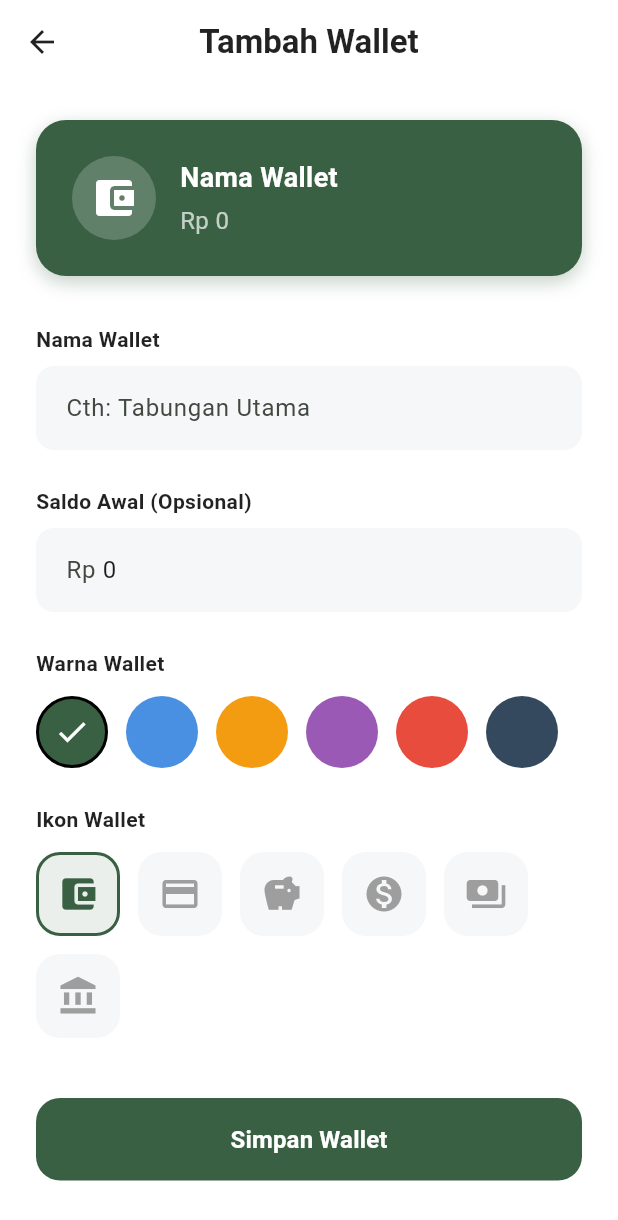
After one commit to ziinset/finara, a Flutter app: the WalletView screen opened by its route, after a tap on "Tambah Wallet", on a phone screen of 412 x 824 dp. The commit adds this screen. Shown: the top 1220 px of the screen. Run offline on Flutter 3.47's test engine with Material 3 defaults, Android fonts, the phone set to English and light mode, and no system bars; our stand-ins replace fl_chart, flutter_svg, get.

Commit message:
add wallet page

```diff
--- /dev/null
+++ b/lib/app/data/models/wallet_model.dart
@@ -0,0 +1,37 @@
+import 'package:flutter/material.dart';
+
+class WalletModel {
+  final String id;
+  final String name;
+  final IconData icon;
+  final Color color;
+  final double balance;
+  final bool isActive;
+
+  WalletModel({
+    required this.id,
+    required this.name,
+    required this.icon,
+    required this.color,
+    required this.balance,
+    this.isActive = false,
+  });
+
+  WalletModel copyWith({
+    String? id,
+    String? name,
+    IconData? icon,
+    Color? color,
+    double? balance,
+    bool? isActive,
+  }) {
+    return WalletModel(
+      id: id ?? this.id,
+      name: name ?? this.name,
+      icon: icon ?? this.icon,
+      color: color ?? this.color,
+      balance: balance ?? this.balance,
+      isActive: isActive ?? this.isActive,
+    );
+  }
+}
--- a/lib/app/modules/home/controllers/home_controller.dart
+++ b/lib/app/modules/home/controllers/home_controller.dart
@@ -1,5 +1,6 @@
 import 'dart:math';
 import 'package:get/get.dart';
+import 'package:finara/app/data/models/wallet_model.dart';
 
 class HomeController extends GetxController {
   var currentIndex = 0.obs;
@@ -8,9 +9,25 @@ class HomeController extends GetxController {
   // Dashboard Reactive States
   var isLoading = false.obs;
   var selectedPeriod = 'Bulan Ini'.obs;
-  var selectedWallet = 'Main account'.obs;
+
+  // Wallet state
+  var selectedWalletName = 'Main account'.obs;
+  var activeWalletBalance = 114050000.0.obs;
+
+  void updateActiveWallet(WalletModel wallet) {
+    selectedWalletName.value = wallet.name;
+    activeWalletBalance.value = wallet.balance;
+
+    // In a real app, we would fetch transaction data for this specific wallet here.
+    // For now, we update the balance in the mock data.
+    if (periodData[selectedPeriod.value] != null) {
+       periodData[selectedPeriod.value]!['balance'] = wallet.balance;
+    }
+  }
+
   var isCardExpanded = true.obs;
   var activeQuoteIndex = 0.obs;
+
 
   final List<String> quotes = [
     "Amankan masa depanmu! Setiap rupiah yang kamu sisihkan hari ini adalah batu bata untuk ketenangan hidupmu esok hari.",
--- a/lib/app/modules/home/views/home_dashboard_view.dart
+++ b/lib/app/modules/home/views/home_dashboard_view.dart
@@ -251,7 +251,7 @@ class _HomeDashboardViewBodyState extends State<_HomeDashboardViewBody> {
                     // Main account row
                     Padding(
                       padding: const EdgeInsets.only(top: 0),
-                      child: Text('Main account', style: TextStyle(color: Colors.white.withOpacity(0.8), fontSize: 16, fontWeight: FontWeight.w600)),
+                      child: Obx(() => Text(controller.selectedWalletName.value, style: TextStyle(color: Colors.white.withOpacity(0.8), fontSize: 16, fontWeight: FontWeight.w600))),
                     ),
                     const SizedBox(height: 8),
                     Text(
@@ -317,6 +317,8 @@ class _HomeDashboardViewBodyState extends State<_HomeDashboardViewBody> {
                     Row(
                       children: [
                         Expanded(
+                          child: GestureDetector(
+                            onTap: () => Get.toNamed('/wallet'),
                             child: Container(
                               padding: const EdgeInsets.symmetric(vertical: 13),
                               decoration: BoxDecoration(
@@ -333,8 +335,11 @@ class _HomeDashboardViewBodyState extends State<_HomeDashboardViewBody> {
                               ),
                             ),
                           ),
+                        ),
                         const SizedBox(width: 12),
                         Expanded(
+                          child: GestureDetector(
+                            onTap: () => Get.toNamed('/wallet'),
                             child: Container(
                               padding: const EdgeInsets.symmetric(vertical: 13),
                               decoration: BoxDecoration(
@@ -348,6 +353,7 @@ class _HomeDashboardViewBodyState extends State<_HomeDashboardViewBody> {
                                   SizedBox(width: 8),
                                   Text('Wallet', style: TextStyle(color: Colors.white, fontWeight: FontWeight.bold)),
                                 ],
+                              ),
                             ),
                           ),
                         ),
--- /dev/null
+++ b/lib/app/modules/wallet/bindings/wallet_binding.dart
@@ -0,0 +1,12 @@
+import 'package:get/get.dart';
+
+import '../controllers/wallet_controller.dart';
+
+class WalletBinding extends Bindings {
+  @override
+  void dependencies() {
+    // WalletController is already registered as permanent in main.dart.
+    // We just find it here to avoid creating a duplicate instance.
+    Get.find<WalletController>();
+  }
+}
--- /dev/null
+++ b/lib/app/modules/wallet/views/create_wallet_view.dart
@@ -0,0 +1,255 @@
+import 'package:flutter/material.dart';
+import 'package:get/get.dart';
+import 'package:uuid/uuid.dart';
+import 'package:finara/app/data/models/wallet_model.dart';
+import 'package:finara/app/modules/wallet/controllers/wallet_controller.dart';
+
+class CreateWalletView extends StatefulWidget {
+  const CreateWalletView({super.key});
+
+  @override
+  State<CreateWalletView> createState() => _CreateWalletViewState();
+}
+
+class _CreateWalletViewState extends State<CreateWalletView> {
+  final _formKey = GlobalKey<FormState>();
+  final _nameController = TextEditingController();
+  final _balanceController = TextEditingController(text: '0');
+
+  Color _selectedColor = const Color(0xFF3A6043); // Default green
+  IconData _selectedIcon = Icons.account_balance_wallet;
+
+  final List<Color> _availableColors = [
+    const Color(0xFF3A6043), // Primary Green
+    const Color(0xFF4A90E2), // Blue
+    const Color(0xFFF39C12), // Orange
+    const Color(0xFF9B59B6), // Purple
+    const Color(0xFFE74C3C), // Red
+    const Color(0xFF34495E), // Dark Navy
+  ];
+
+  final List<IconData> _availableIcons = [
+    Icons.account_balance_wallet,
+    Icons.credit_card,
+    Icons.savings,
+    Icons.monetization_on,
+    Icons.payments,
+    Icons.account_balance,
+  ];
+
+  @override
+  void dispose() {
+    _nameController.dispose();
+    _balanceController.dispose();
+    super.dispose();
+  }
+
+  void _saveWallet() {
+    if (_formKey.currentState!.validate()) {
+      final double balance = double.tryParse(_balanceController.text.replaceAll('.', '')) ?? 0.0;
+
+      final newWallet = WalletModel(
+        id: const Uuid().v4(),
+        name: _nameController.text,
+        icon: _selectedIcon,
+        color: _selectedColor,
+        balance: balance,
+        isActive: false, // Default to false
+      );
+
+      final walletController = Get.find<WalletController>();
+      final success = walletController.addWallet(newWallet);
+
+      if (success) {
+        Get.back();
+        Get.snackbar(
+          'Sukses',
+          'Wallet berhasil ditambahkan',
+          backgroundColor: Colors.green,
+          colorText: Colors.white,
+          snackPosition: SnackPosition.BOTTOM,
+          margin: const EdgeInsets.all(16),
+        );
+      }
+    }
+  }
+
+  @override
+  Widget build(BuildContext context) {
+    return Scaffold(
+      backgroundColor: Colors.white,
+      appBar: AppBar(
+        title: const Text('Tambah Wallet', style: TextStyle(fontWeight: FontWeight.bold, color: Colors.black87)),
+        centerTitle: true,
+        backgroundColor: Colors.white,
+        elevation: 0,
+        iconTheme: const IconThemeData(color: Colors.black87),
+      ),
+      body: Form(
+        key: _formKey,
+        child: ListView(
+          padding: const EdgeInsets.all(24),
+          children: [
+            // Preview Card
+            Container(
+              padding: const EdgeInsets.all(24),
+              decoration: BoxDecoration(
+                color: _selectedColor,
+                borderRadius: BorderRadius.circular(20),
+                boxShadow: [
+                  BoxShadow(
+                    color: _selectedColor.withValues(alpha: 0.3),
+                    blurRadius: 10,
+                    offset: const Offset(0, 4),
+                  ),
+                ],
+              ),
+              child: Row(
+                children: [
+                  Container(
+                    padding: const EdgeInsets.all(12),
+                    decoration: BoxDecoration(
+                      color: Colors.white.withValues(alpha: 0.2),
+                      shape: BoxShape.circle,
+                    ),
+                    child: Icon(_selectedIcon, color: Colors.white, size: 32),
+                  ),
+                  const SizedBox(width: 16),
+                  Expanded(
+                    child: Column(
+                      crossAxisAlignment: CrossAxisAlignment.start,
+                      children: [
+                        Text(
+                          _nameController.text.isEmpty ? 'Nama Wallet' : _nameController.text,
+                          style: const TextStyle(color: Colors.white, fontSize: 18, fontWeight: FontWeight.bold),
+                        ),
+                        const SizedBox(height: 4),
+                        Text(
+                          'Rp ${_balanceController.text.isEmpty ? '0' : _balanceController.text}',
+                          style: const TextStyle(color: Colors.white70, fontSize: 16),
+                        ),
+                      ],
+                    ),
+                  ),
+                ],
+              ),
+            ),
+            const SizedBox(height: 32),
+
+            // Nama Wallet
+            const Text('Nama Wallet', style: TextStyle(fontWeight: FontWeight.bold, fontSize: 14, color: Colors.black87)),
+            const SizedBox(height: 8),
+            TextFormField(
+              controller: _nameController,
+              decoration: InputDecoration(
+                hintText: 'Cth: Tabungan Utama',
+                filled: true,
+                fillColor: const Color(0xFFF5F7F9),
+                border: OutlineInputBorder(borderRadius: BorderRadius.circular(12), borderSide: BorderSide.none),
+                contentPadding: const EdgeInsets.symmetric(horizontal: 16, vertical: 16),
+              ),
+              onChanged: (_) => setState(() {}),
+              validator: (value) {
+                if (value == null || value.trim().isEmpty) return 'Nama wallet tidak boleh kosong';
+                return null;
+              },
+            ),
+            const SizedBox(height: 24),
+
+            // Saldo Awal
+            const Text('Saldo Awal (Opsional)', style: TextStyle(fontWeight: FontWeight.bold, fontSize: 14, color: Colors.black87)),
+            const SizedBox(height: 8),
+            TextFormField(
+              controller: _balanceController,
+              keyboardType: TextInputType.number,
+              decoration: InputDecoration(
+                prefixText: 'Rp ',
+                filled: true,
+                fillColor: const Color(0xFFF5F7F9),
+                border: OutlineInputBorder(borderRadius: BorderRadius.circular(12), borderSide: BorderSide.none),
+                contentPadding: const EdgeInsets.symmetric(horizontal: 16, vertical: 16),
+              ),
+              onChanged: (_) => setState(() {}),
+            ),
+            const SizedBox(height: 24),
+
+            // Warna Wallet
+            const Text('Warna Wallet', style: TextStyle(fontWeight: FontWeight.bold, fontSize: 14, color: Colors.black87)),
+            const SizedBox(height: 12),
+            Wrap(
+              spacing: 12,
+              runSpacing: 12,
+              children: _availableColors.map((color) {
+                final isSelected = _selectedColor == color;
+                return GestureDetector(
+                  onTap: () => setState(() => _selectedColor = color),
+                  child: Container(
+                    width: 48,
+                    height: 48,
+                    decoration: BoxDecoration(
+                      color: color,
+                      shape: BoxShape.circle,
+                      border: isSelected ? Border.all(color: Colors.black, width: 2) : null,
+                    ),
+                    child: isSelected ? const Icon(Icons.check, color: Colors.white, size: 24) : null,
+                  ),
+                );
+              }).toList(),
+            ),
+            const SizedBox(height: 24),
+
+            // Ikon Wallet
+            const Text('Ikon Wallet', style: TextStyle(fontWeight: FontWeight.bold, fontSize: 14, color: Colors.black87)),
+            const SizedBox(height: 12),
+            Wrap(
+              spacing: 12,
+              runSpacing: 12,
+              children: _availableIcons.map((icon) {
+                final isSelected = _selectedIcon == icon;
+                return GestureDetector(
+                  onTap: () => setState(() => _selectedIcon = icon),
+                  child: Container(
+                    width: 56,
+                    height: 56,
+                    decoration: BoxDecoration(
+                      color: isSelected ? _selectedColor.withValues(alpha: 0.1) : const Color(0xFFF5F7F9),
+                      borderRadius: BorderRadius.circular(16),
+                      border: isSelected ? Border.all(color: _selectedColor, width: 2) : null,
+                    ),
+                    child: Icon(
+                      icon,
+                      color: isSelected ? _selectedColor : Colors.grey,
+                      size: 28,
+                    ),
+                  ),
+                );
+              }).toList(),
+            ),
+            const SizedBox(height: 40),
+
+            // Tombol Simpan
+            ElevatedButton(
+              onPressed: _saveWallet,
+              style: ElevatedButton.styleFrom(
+                backgroundColor: _selectedColor,
+                padding: const EdgeInsets.symmetric(vertical: 16),
+                shape: RoundedRectangleBorder(
+                  borderRadius: BorderRadius.circular(16),
+                ),
+                elevation: 0,
+              ),
+              child: const Text(
+                'Simpan Wallet',
+                style: TextStyle(
+                  fontSize: 16,
+                  fontWeight: FontWeight.bold,
+                  color: Colors.white,
+                ),
+              ),
+            ),
+          ],
+        ),
+      ),
+    );
+  }
+}
--- /dev/null
+++ b/lib/app/modules/wallet/views/wallet_view.dart
@@ -0,0 +1,154 @@
+import 'package:flutter/material.dart';
+import 'package:get/get.dart';
+import '../controllers/wallet_controller.dart';
+import 'create_wallet_view.dart';
+
+class WalletView extends GetView<WalletController> {
+  const WalletView({super.key});
+
+  @override
+  Widget build(BuildContext context) {
+    return Scaffold(
+      backgroundColor: const Color(0xFFF8F9FA),
+      appBar: AppBar(
+        title: const Text('Wallet', style: TextStyle(fontWeight: FontWeight.bold, color: Colors.black87)),
+        centerTitle: true,
+        backgroundColor: Colors.white,
+        elevation: 0,
+        iconTheme: const IconThemeData(color: Colors.black87),
+      ),
+      body: Obx(() {
+        if (controller.wallets.isEmpty) {
+          return const Center(child: Text('Belum ada wallet.'));
+        }
+        return ListView.separated(
+          padding: const EdgeInsets.all(20),
+          itemCount: controller.wallets.length,
+          separatorBuilder: (context, index) => const SizedBox(height: 16),
+          itemBuilder: (context, index) {
+            final wallet = controller.wallets[index];
+            return GestureDetector(
+              onTap: () {
+                controller.selectWallet(wallet.id);
+                Get.back();
+              },
+              child: Container(
+                padding: const EdgeInsets.all(20),
+                decoration: BoxDecoration(
+                  color: wallet.color,
+                  borderRadius: BorderRadius.circular(20),
+                  boxShadow: [
+                    BoxShadow(
+                      color: wallet.color.withValues(alpha: 0.3),
+                      blurRadius: 10,
+                      offset: const Offset(0, 4),
+                    ),
+                  ],
+                ),
+                child: Row(
+                  children: [
+                    Container(
+                      padding: const EdgeInsets.all(12),
+                      decoration: BoxDecoration(
+                        color: Colors.white.withValues(alpha: 0.2),
+                        shape: BoxShape.circle,
+                      ),
+                      child: Icon(wallet.icon, color: Colors.white, size: 28),
+                    ),
+                    const SizedBox(width: 16),
+                    Expanded(
+                      child: Column(
+                        crossAxisAlignment: CrossAxisAlignment.start,
+                        children: [
+                          Text(
+                            wallet.name,
+                            style: const TextStyle(
+                              color: Colors.white,
+                              fontSize: 16,
+                              fontWeight: FontWeight.bold,
+                            ),
+                          ),
+                          const SizedBox(height: 4),
+                          Text(
+                            'Rp ${wallet.balance.toInt().toString().replaceAllMapped(RegExp(r'(\d{1,3})(?=(\d{3})+(?!\d))'), (Match m) => '${m[1]}.')}',
+                            style: const TextStyle(
+                              color: Colors.white,
+                              fontSize: 14,
+                            ),
+                          ),
+                        ],
+                      ),
+                    ),
+                    if (wallet.isActive)
+                      Container(
+                        padding: const EdgeInsets.symmetric(horizontal: 10, vertical: 4),
+                        decoration: BoxDecoration(
+                          color: Colors.white.withValues(alpha: 0.2),
+                          borderRadius: BorderRadius.circular(10),
+                        ),
+                        child: const Row(
+                          mainAxisSize: MainAxisSize.min,
+                          children: [
+                            Icon(Icons.check_circle, color: Colors.white, size: 14),
+                            SizedBox(width: 4),
+                            Text('Active', style: TextStyle(color: Colors.white, fontSize: 12, fontWeight: FontWeight.bold)),
+                          ],
+                        ),
+                      )
+                    else
+                      Container(
+                        padding: const EdgeInsets.symmetric(horizontal: 12, vertical: 6),
+                        decoration: BoxDecoration(
+                          color: Colors.white,
+                          borderRadius: BorderRadius.circular(10),
+                        ),
+                        child: Text(
+                          'Pilih',
+                          style: TextStyle(
+                            color: wallet.color,
+                            fontSize: 12,
+                            fontWeight: FontWeight.bold,
+                          ),
+                        ),
+                      ),
+                  ],
+                ),
+              ),
+            );
+          },
+        );
+      }),
+      bottomNavigationBar: SafeArea(
+        child: Padding(
+          padding: const EdgeInsets.all(20.0),
+          child: ElevatedButton(
+            onPressed: () => Get.to(() => const CreateWalletView()),
+            style: ElevatedButton.styleFrom(
+              backgroundColor: const Color(0xFF3A6043),
+              padding: const EdgeInsets.symmetric(vertical: 16),
+              shape: RoundedRectangleBorder(
+                borderRadius: BorderRadius.circular(16),
+              ),
+              elevation: 0,
+            ),
+            child: const Row(
+              mainAxisAlignment: MainAxisAlignment.center,
+              children: [
+                Icon(Icons.add, color: Colors.white),
+                SizedBox(width: 8),
+                Text(
+                  'Tambah Wallet',
+                  style: TextStyle(
+                    fontSize: 16,
+                    fontWeight: FontWeight.bold,
+                    color: Colors.white,
+                  ),
+                ),
+              ],
+            ),
+          ),
+        ),
+      ),
+    );
+  }
+}
--- a/lib/app/routes/app_routes.dart
+++ b/lib/app/routes/app_routes.dart
@@ -10,6 +10,8 @@ abstract class Routes {
   static const CATATAN = _Paths.CATATAN;
   static const PROFILE = _Paths.PROFILE;
   static const STATISTIK = _Paths.STATISTIK;
+  static const NOTIFICATION = _Paths.NOTIFICATION;
+  static const WALLET = _Paths.WALLET;
 }
 
 abstract class _Paths {
@@ -21,4 +23,6 @@ abstract class _Paths {
   static const CATATAN = '/catatan';
   static const PROFILE = '/profile';
   static const STATISTIK = '/statistik';
+  static const NOTIFICATION = '/notification';
+  static const WALLET = '/wallet';
 }
--- a/pubspec.yaml
+++ b/pubspec.yaml
@@ -16,6 +16,7 @@ dependencies:
   intl: ^0.20.2
   flutter_svg: ^2.3.0
   fl_chart: ^1.2.0
+  uuid: ^4.5.3
 
 dev_dependencies:
   flutter_test:
```
Also changed, not shown: lib/app/modules/notification/bindings/notification_binding.dart (added, +12 -0 lines), lib/app/modules/notification/controllers/notification_controller.dart (added, +23 -0 lines), lib/app/modules/notification/views/notification_view.dart (added, +24 -0 lines), lib/app/modules/wallet/controllers/wallet_controller.dart (added, +94 -0 lines), lib/app/routes/app_pages.dart (+14 -0 lines), lib/main.dart (+4 -3 lines), pubspec.lock. Lines whose indentation alone changed are shown as unchanged.
